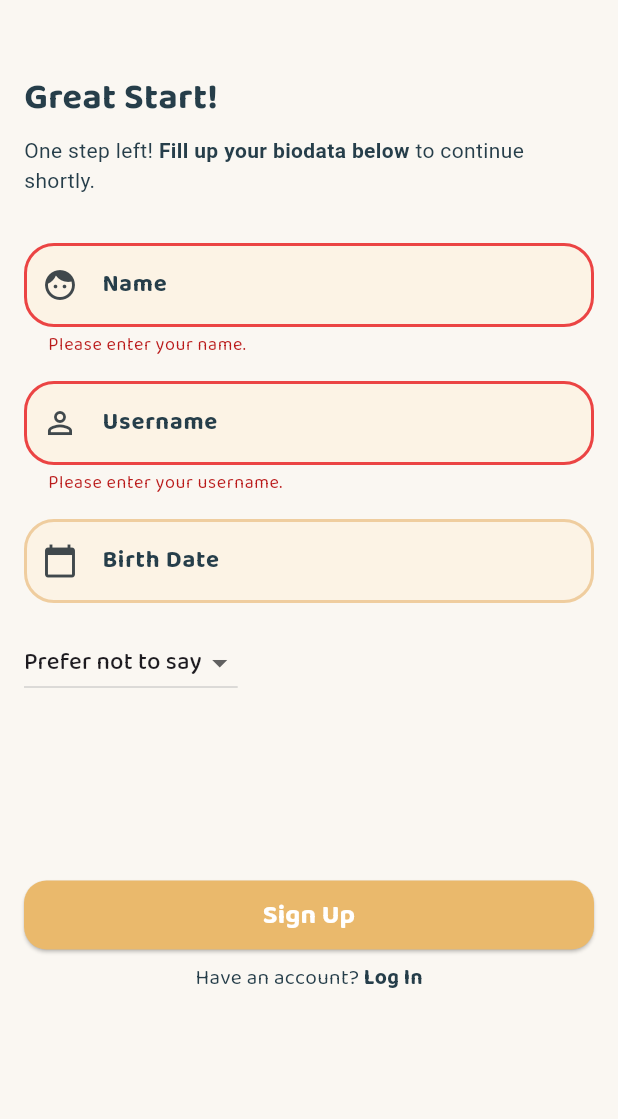
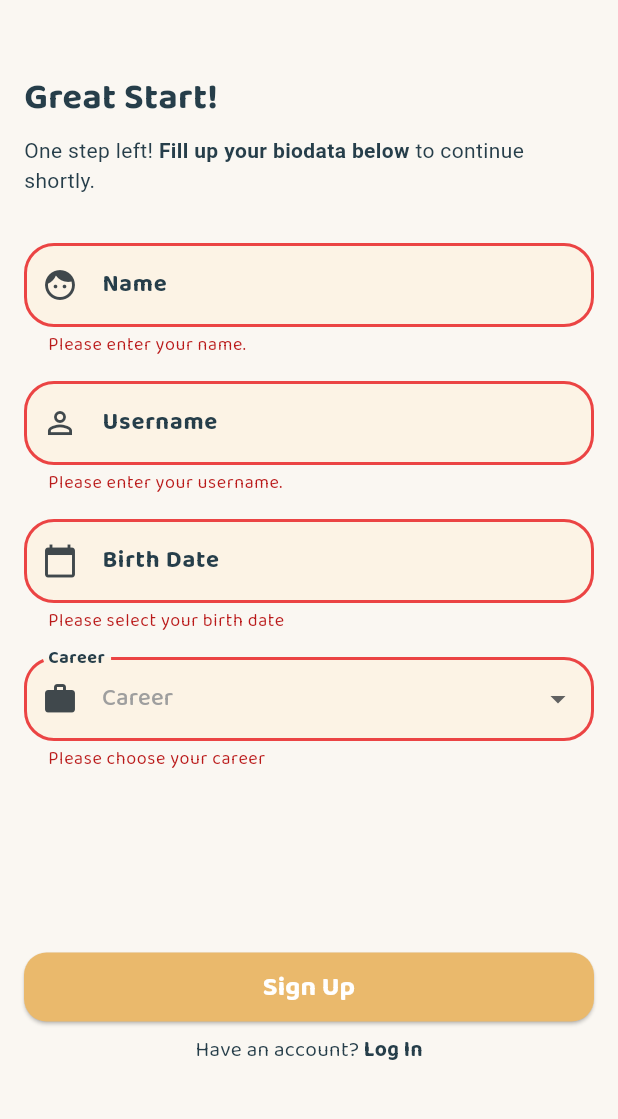
Before and after one commit to ayukrisn/tugas_progmob_1, a Flutter app: the SignupPage2 screen opened directly, after a tap on "Sign Up", on a phone screen of 412 x 824 dp, the part 117-1236 px from its top. Run offline on Flutter 3.47's test engine with Material 3 defaults, Android fonts, the light colour scheme and no system bars; our stand-ins replace google_fonts.

Commit message:
fixed dropdown menu and added error message to birth date and career

```diff
--- a/lib/signup_page2.dart
+++ b/lib/signup_page2.dart
@@ -2,6 +2,55 @@ import 'package:flutter/material.dart';
 import 'package:google_fonts/google_fonts.dart';
 import 'package:tugas_progmob_1/login_page.dart';
 import 'package:tugas_progmob_1/home_page.dart';
+
+class CustomDropdownFormField extends StatelessWidget {
+  final String? value;
+  final List<String> items;
+  final String? hint;
+  final ValueChanged<String?> onChanged;
+
+  const CustomDropdownFormField({
+    Key? key,
+    required this.value,
+    required this.items,
+    this.hint,
+    required this.onChanged,
+  }) : super(key: key);
+
+  @override
+  Widget build(BuildContext context) {
+    return DropdownButtonFormField<String>(
+      value: value,
+      decoration: InputDecoration(
+        labelText: hint,
+        prefixIcon: Icon(Icons.work),
+      ),
+      items: [
+        if (hint != null)
+          DropdownMenuItem<String>(
+            value: null,
+            child: Text(
+              hint!,
+              style: TextStyle(color: Colors.grey),
+            ),
+          ),
+        ...items.map((item) {
+          return DropdownMenuItem<String>(
+            value: item,
+            child: Text(item),
+          );
+        }),
+      ],
+      onChanged: onChanged,
+      validator: (value) {
+        if (value == null) {
+          return 'Please choose your career';
+        }
+        return null;
+      },
+    );
+  }
+}
 
 class SignupPage2 extends StatefulWidget {
   const SignupPage2({Key? key}) : super(key: key);
@@ -16,8 +65,8 @@ class _SignupPageState extends State<SignupPage2> {
   bool _passwordVisible = true;
   String? _name = '';
   String? _username = '';
-  String? _career = 'Prefer not to say';
-  DateTime _birthDate = DateTime.now();
+  String? _career;
+  DateTime? _birthDate;
 
   TextEditingController _nameController = TextEditingController();
   TextEditingController _usernameController = TextEditingController();
@@ -27,10 +76,11 @@ class _SignupPageState extends State<SignupPage2> {
   Future<void> _selectDate() async {
     DateTime? _picked = await showDatePicker(
       context: context,
-        initialDate: _birthDate,
+      initialDate: _birthDate ?? DateTime.now(),
       firstDate: DateTime(1950),
-        lastDate: DateTime.now());
-    if (_picked != null && _picked != _birthDate) {
+      lastDate: DateTime.now(),
+    );
+    if (_picked != null) {
       setState(() {
         _birthDate = _picked;
         _dateController.text =
@@ -46,8 +96,6 @@ class _SignupPageState extends State<SignupPage2> {
       body: Padding(
         padding: const EdgeInsets.all(16),
         child: ListView(
-          // mainAxisAlignment: MainAxisAlignment.start,
-          // crossAxisAlignment: CrossAxisAlignment.start,
           children: [
             const SizedBox(height: 32),
             Center(
@@ -137,28 +185,30 @@ class _SignupPageState extends State<SignupPage2> {
                     onTap: () {
                       _selectDate();
                     },
+                    validator: (value) {
+                      if (_birthDate == null) {
+                        return 'Please select your birth date';
+                      }
+                      return null;
+                    },
                   ),
                   const SizedBox(height: 16),
-                  DropdownButton<String>(
+                  CustomDropdownFormField(
                     value: _career,
-                      items: <String>[
+                    hint: 'Career',
+                    items: [
                       'Student',
                       'Teacher',
                       'Freelance',
                       'Salesman',
-                        'Prefer not to say'
-                      ].map<DropdownMenuItem<String>>((String value) {
-                        return DropdownMenuItem<String>(
-                          value: value,
-                          child: Text(value),
-                        );
-                      }).toList(),
-                      onChanged: (String? newValue) {
+                      'Prefer not to say',
+                    ],
+                    onChanged: (newValue) {
                       setState(() {
                         _career = newValue;
                       });
                     },
-                      hint: Text("Choose career")),
+                  ),
                   const SizedBox(height: 120),
                   Row(
                     children: [
```
Lines whose indentation alone changed are shown as unchanged.
